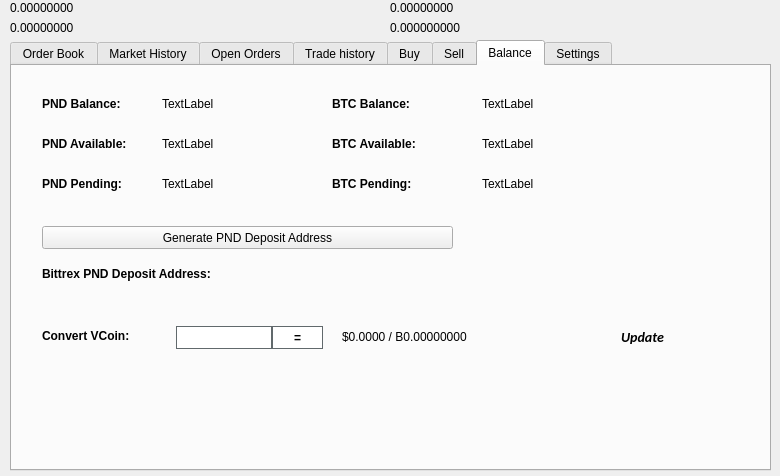
The window that src/qt/forms/tradingdialog.ui (cryptoghass/source-V1.2) describes before a commit, drawn with Qt 5.
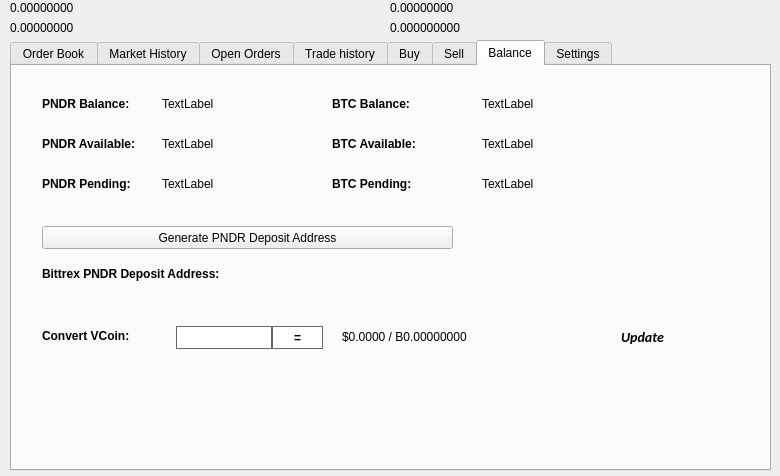
The same window after the commit. The open tabs and pages were chosen to show the change. Icons and pictures are not drawn.

Patch:
```diff
--- a/src/qt/forms/tradingdialog.ui
+++ b/src/qt/forms/tradingdialog.ui
@@ -2762,7 +2762,7 @@
       </font>
      </property>
      <property name="text">
-      <string>PND Balance:</string>
+      <string>PNDR Balance:</string>
      </property>
     </widget>
     <widget class="QLabel" name="label_12">
@@ -2813,7 +2813,7 @@
       </font>
      </property>
      <property name="text">
-      <string>PND Available:</string>
+      <string>PNDR Available:</string>
      </property>
     </widget>
     <widget class="QLabel" name="label_14">
@@ -2832,7 +2832,7 @@
       </font>
      </property>
      <property name="text">
-      <string>PND Pending:</string>
+      <string>PNDR Pending:</string>
      </property>
     </widget>
     <widget class="QLabel" name="PNDPendingLabel">
@@ -2928,7 +2928,7 @@
       </font>
      </property>
      <property name="text">
-      <string>Bittrex PND Deposit Address:</string>
+      <string>Bittrex PNDR Deposit Address:</string>
      </property>
     </widget>
     <widget class="QPushButton" name="GenDepositBTN">
@@ -2941,7 +2941,7 @@
       </rect>
      </property>
      <property name="text">
-      <string>Generate PND Deposit Address</string>
+      <string>Generate PNDR Deposit Address</string>
      </property>
      <property name="icon">
       <iconset resource="../pandora.qrc">
```
Left out of the diff: 34 changed lines with no effect on the pictures.
